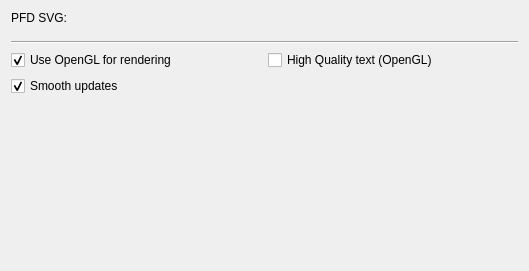
The window that ground/openpilotgcs/src/plugins/pfd/pfdgadgetoptionspage.ui (vooon/OpenPilot) describes before a commit, drawn with Qt 5.
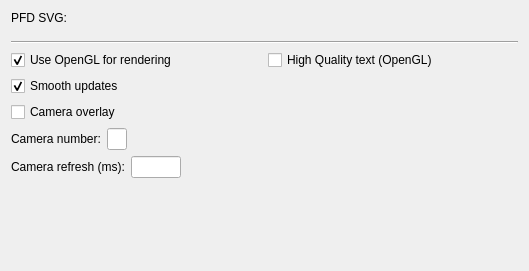
The same window after the commit. Custom widgets are drawn as their Qt base class.

Commit message: Added camera option to options page and created PFD/pfd_camera.svg to be used with camera enabled.

Patch:
```diff
--- a/ground/openpilotgcs/src/plugins/pfd/pfdgadgetoptionspage.ui
+++ b/ground/openpilotgcs/src/plugins/pfd/pfdgadgetoptionspage.ui
@@ -95,6 +95,99 @@
      </item>
     </layout>
    </item>
+   <item>
+    <widget class="QCheckBox" name="cameraOver">
+     <property name="text">
+      <string>Camera overlay</string>
+     </property>
+    </widget>
+   </item>
+   <item>
+    <layout class="QHBoxLayout" name="horizontalLayout_4">
+     <item>
+      <widget class="QLabel" name="label_2">
+       <property name="sizePolicy">
+        <sizepolicy hsizetype="Maximum" vsizetype="Preferred">
+         <horstretch>0</horstretch>
+         <verstretch>0</verstretch>
+        </sizepolicy>
+       </property>
+       <property name="text">
+        <string>Camera number:</string>
+       </property>
+      </widget>
+     </item>
+     <item>
+      <widget class="QLineEdit" name="camNumber">
+       <property name="sizePolicy">
+        <sizepolicy hsizetype="Fixed" vsizetype="Fixed">
+         <horstretch>0</horstretch>
+         <verstretch>0</verstretch>
+        </sizepolicy>
+       </property>
+       <property name="maximumSize">
+        <size>
+         <width>20</width>
+         <height>16777215</height>
+        </size>
+       </property>
+      </widget>
+     </item>
+     <item>
+      <spacer name="horizontalSpacer">
+       <property name="orientation">
+        <enum>Qt::Horizontal</enum>
+       </property>
+       <property name="sizeHint" stdset="0">
+        <size>
+         <width>40</width>
+         <height>20</height>
+        </size>
+       </property>
+      </spacer>
+     </item>
+    </layout>
+   </item>
+   <item>
+    <layout class="QHBoxLayout" name="horizontalLayout_5">
+     <item>
+      <widget class="QLabel" name="label_3">
+       <property name="text">
+        <string>Camera refresh (ms):</string>
+       </property>
+      </widget>
+     </item>
+     <item>
+      <widget class="QLineEdit" name="camRefresh">
+       <property name="sizePolicy">
+        <sizepolicy hsizetype="Maximum" vsizetype="Fixed">
+         <horstretch>0</horstretch>
+         <verstretch>0</verstretch>
+        </sizepolicy>
+       </property>
+       <property name="maximumSize">
+        <size>
+         <width>50</width>
+         <height>16777215</height>
+        </size>
+       </property>
+      </widget>
+     </item>
+     <item>
+      <spacer name="horizontalSpacer_2">
+       <property name="orientation">
+        <enum>Qt::Horizontal</enum>
+       </property>
+       <property name="sizeHint" stdset="0">
+        <size>
+         <width>40</width>
+         <height>20</height>
+        </size>
+       </property>
+      </spacer>
+     </item>
+    </layout>
+   </item>
    <item>
     <spacer name="verticalSpacer">
      <property name="orientation">
```
The commit also changes 7 other files.
